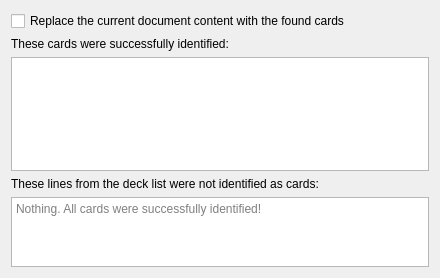
Above: mtg_proxy_printer/resources/ui/deck_import_wizard/parser_result_page.ui from luziferius/MTGProxyPrinter before the change. Below: the same form after it.
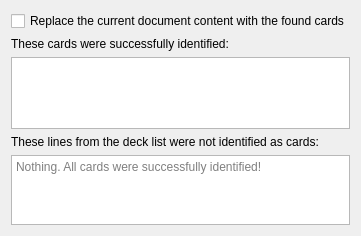
That is the form after the change. Icons and pictures are not drawn. Custom widgets are drawn as their Qt base class.

```diff
--- a/mtg_proxy_printer/resources/ui/deck_import_wizard/parser_result_page.ui
+++ b/mtg_proxy_printer/resources/ui/deck_import_wizard/parser_result_page.ui
@@ -2,19 +2,11 @@
 <ui version="4.0">
  <class>SummaryPage</class>
  <widget class="QWizardPage" name="SummaryPage">
-  <property name="geometry">
-   <rect>
-    <x>0</x>
-    <y>0</y>
-    <width>440</width>
-    <height>278</height>
-   </rect>
-  </property>
   <property name="title">
    <string>Import a deck list for printing</string>
   </property>
   <property name="subTitle">
-   <string>The cards shown here will be imported. Double-click the Set Collector# or Language cells to change selected printings. The text field shows all lines from the input that were not identified as cards.</string>
+   <string>The cards shown in the table will be imported. Double-click the Set, Collector# or Language cells to change selected printings. The text field shows all lines from the input that were not identified as cards.</string>
   </property>
   <layout class="QVBoxLayout" name="verticalLayout">
    <item>
@@ -36,6 +28,9 @@
      <property name="text">
       <string>These cards were successfully identified:</string>
      </property>
+     <property name="wordWrap">
+      <bool>true</bool>
+     </property>
     </widget>
    </item>
    <item>
@@ -65,6 +60,9 @@
      <property name="text">
       <string>These lines from the deck list were not identified as cards:</string>
      </property>
+     <property name="wordWrap">
+      <bool>true</bool>
+     </property>
     </widget>
    </item>
    <item>
```
